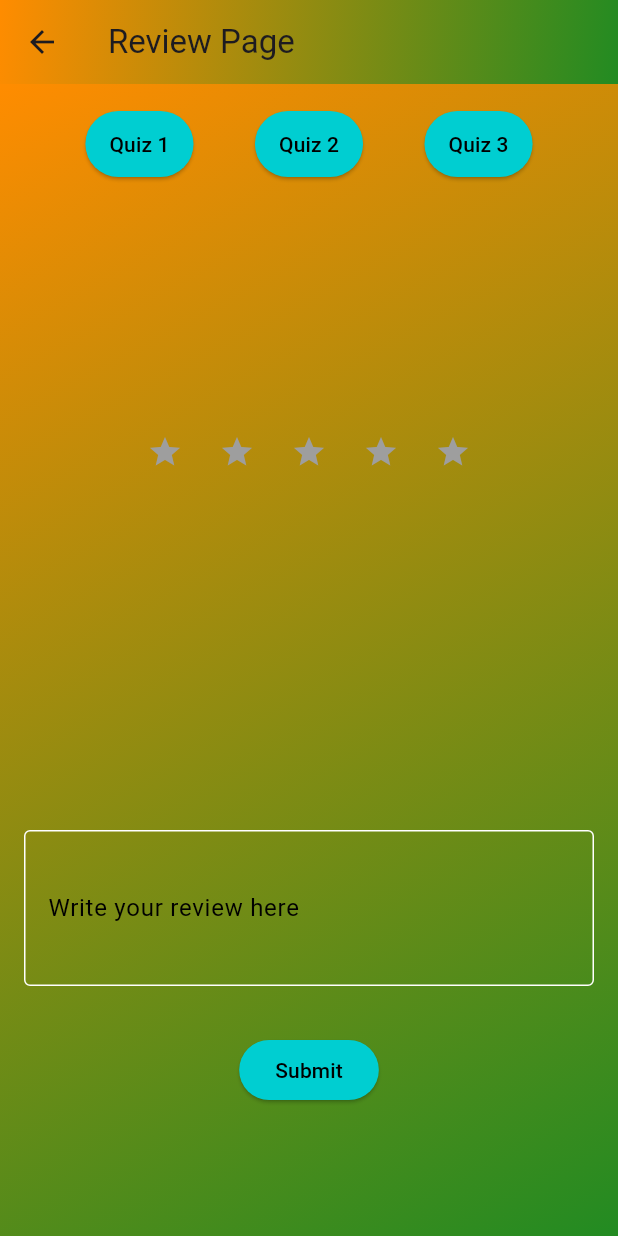
After one commit to sandythomas1/Quiz-App-Upgrades-, a Flutter app: the ReviewPage screen opened directly, on a phone screen of 412 x 824 dp. The commit adds this screen. Run offline on Flutter 3.47's test engine with Material 3 defaults, Android fonts, the phone set to English and light mode, and no system bars; our stand-ins replace google_fonts.

Commit message:
feature 3

```diff
--- a/lib/results_screen.dart
+++ b/lib/results_screen.dart
@@ -2,6 +2,9 @@ import 'package:flutter/material.dart';
 import 'package:quiz_app/data/questions.dart';
 import 'questions_summary/questions_summary.dart';
 import 'package:google_fonts/google_fonts.dart';
+import 'package:quiz_app/review_page.dart';
+
+
 
 class ResultsScreen extends StatelessWidget {
   const ResultsScreen({
@@ -71,12 +74,26 @@ class ResultsScreen extends StatelessWidget {
               ),
               icon: const Icon(Icons.refresh),
               label: const Text('Restart Quiz!'),
-            )
+            ),
+          // display review text button similar to restart button
+          TextButton.icon(
+            onPressed: () {
+              Navigator.push(
+                context,
+                MaterialPageRoute(
+                  builder: (context) => const ReviewPage(),
+                ),
+              );
+            },
+            style: TextButton.styleFrom(
+              foregroundColor: Colors.white,
+            ),
+            icon: const Icon(Icons.rate_review),
+            label: const Text('Leave a Review'),
+          ),
           ],
         ),
       ),
     );
   }
 }
-
-// want to create a class and button to export results to txt file
--- /dev/null
+++ b/lib/review_page.dart
@@ -0,0 +1,184 @@
+// want to create file that holds the review page
+// top of screen will have 3 buttons - quiz 1, quiz, quiz 3
+// when user clicks on one it will enlargen that button to show distinction
+// below that will be a 5 star rating system
+// below that will be a text box to write review
+// below that will be a submit button
+// background will be the same color scheme as the rest of the app
+// the review page will be accessed from the results screen
+// add a button to the results screen to go to the review page
+// after button is submitted, it will go back to the results screen
+// when clicking star for rating, it will change color to show selection
+// if user clicks on a different star, it will change the color of the previous star back and change the color of the newly selected star
+import 'package:flutter/material.dart';
+
+class ReviewPage extends StatefulWidget {
+  const ReviewPage({super.key});
+
+  @override
+  State<ReviewPage> createState() {
+    return _ReviewPageState();
+  }
+}
+
+class _ReviewPageState extends State<ReviewPage> {
+  int selectedQuiz = 0;
+  int selectedRating = 0;
+
+  @override
+  Widget build(BuildContext context) {
+    return Scaffold(
+      appBar: AppBar(
+        title: Text('Review Page'),
+        flexibleSpace: Container(
+          decoration: BoxDecoration(
+            gradient: LinearGradient(
+              colors: [
+                Color.fromARGB(255, 255, 140, 0),
+                Color.fromARGB(255, 34, 139, 34),
+              ],
+              begin: Alignment.topLeft,
+              end: Alignment.bottomRight,
+            ),
+          ),
+        ),
+      ),
+      body: Container(
+        decoration: BoxDecoration(
+          gradient: LinearGradient(
+            colors: [
+              Color.fromARGB(255, 255, 140, 0),
+              Color.fromARGB(255, 34, 139, 34),
+            ],
+            begin: Alignment.topLeft,
+            end: Alignment.bottomRight,
+          ),
+        ),
+        child: Column(
+          children: [
+            // Quiz selection buttons
+            Padding(
+              padding: const EdgeInsets.all(16.0),
+              child: Row(
+                mainAxisAlignment: MainAxisAlignment.spaceEvenly,
+                children: [
+                  ElevatedButton(
+                    onPressed: () {
+                      setState(() {
+                        selectedQuiz = 1;
+                      });
+                    },
+                    style: ElevatedButton.styleFrom(
+                      backgroundColor: const Color.fromARGB(255, 0, 206, 209),
+                      foregroundColor: Colors.black,
+                      padding: EdgeInsets.symmetric(
+                        horizontal: selectedQuiz == 1 ? 24 : 16,
+                        vertical: selectedQuiz == 1 ? 16 : 12,
+                      ),
+                    ),
+                    child: Text('Quiz 1'),
+                  ),
+                  ElevatedButton(
+                    onPressed: () {
+                      setState(() {
+                        selectedQuiz = 2;
+                      });
+                    },
+                    style: ElevatedButton.styleFrom(
+                      backgroundColor: const Color.fromARGB(255, 0, 206, 209),
+                      foregroundColor: Colors.black,
+                      padding: EdgeInsets.symmetric(
+                        horizontal: selectedQuiz == 2 ? 24 : 16,
+                        vertical: selectedQuiz == 2 ? 16 : 12,
+                      ),
+                    ),
+                    child: Text('Quiz 2'),
+                  ),
+                  ElevatedButton(
+                    onPressed: () {
+                      setState(() {
+                        selectedQuiz = 3;
+                      });
+                    },
+                    style: ElevatedButton.styleFrom(
+                      backgroundColor: const Color.fromARGB(255, 0, 206, 209),
+                      foregroundColor: Colors.black,
+                      padding: EdgeInsets.symmetric(
+                        horizontal: selectedQuiz == 3 ? 24 : 16,
+                        vertical: selectedQuiz == 3 ? 16 : 12,
+                      ),
+                    ),
+                    child: Text('Quiz 3'),
+                  ),
+                ],
+              ),
+            ),
+
+            // Spacer to push stars to middle
+            const Spacer(flex: 2),
+
+            // Star rating system
+            Row(
+              mainAxisAlignment: MainAxisAlignment.center,
+              children: List.generate(5, (index) {
+              return IconButton(
+                icon: Icon(
+                Icons.star,
+                color: selectedRating > index ? Colors.yellow : Colors.grey,
+                ),
+                onPressed: () {
+                setState(() {
+                  selectedRating = index + 1;
+                });
+                },
+              );
+              }),
+            ),
+
+            // Spacer to push text field to bottom half
+            const Spacer(flex: 3),
+
+            // Text box for review
+            Padding(
+              padding: const EdgeInsets.all(16.0),
+              child: TextField(
+              decoration: InputDecoration(
+                labelText: 'Write your review here',
+                labelStyle: TextStyle(color: Colors.black),
+                border: OutlineInputBorder(
+                borderSide: BorderSide(color: Colors.white),
+                ),
+                enabledBorder: OutlineInputBorder(
+                borderSide: BorderSide(color: Colors.white),
+                ),
+                focusedBorder: OutlineInputBorder(
+                borderSide: BorderSide(color: Colors.white),
+                ),
+              ),
+              style: TextStyle(color: Colors.black),
+              maxLines: null,
+              minLines: 3,
+              ),
+            ),
+
+            // Submit button
+            Padding(
+              padding: const EdgeInsets.all(16.0),
+              child: ElevatedButton(
+              onPressed: () {
+              Navigator.pop(context);
+              },
+              style: ElevatedButton.styleFrom(
+              backgroundColor: const Color.fromARGB(255, 0, 206, 209),
+              foregroundColor: Colors.black,
+              ),
+              child: Text('Submit'),
+              ),
+            ),
+            const Spacer(),
+            ],
+          ),
+          ),
+    );
+  }
+}
--- a/pubspec.yaml
+++ b/pubspec.yaml
@@ -30,6 +30,7 @@ environment:
 dependencies:
   flutter:
     sdk: flutter
+  path_provider: ^2.1.1
 
   # The following adds the Cupertino Icons font to your application.
   # Use with the CupertinoIcons class for iOS style icons.
```
Also changed, not shown: pubspec.lock, 1 other file.
